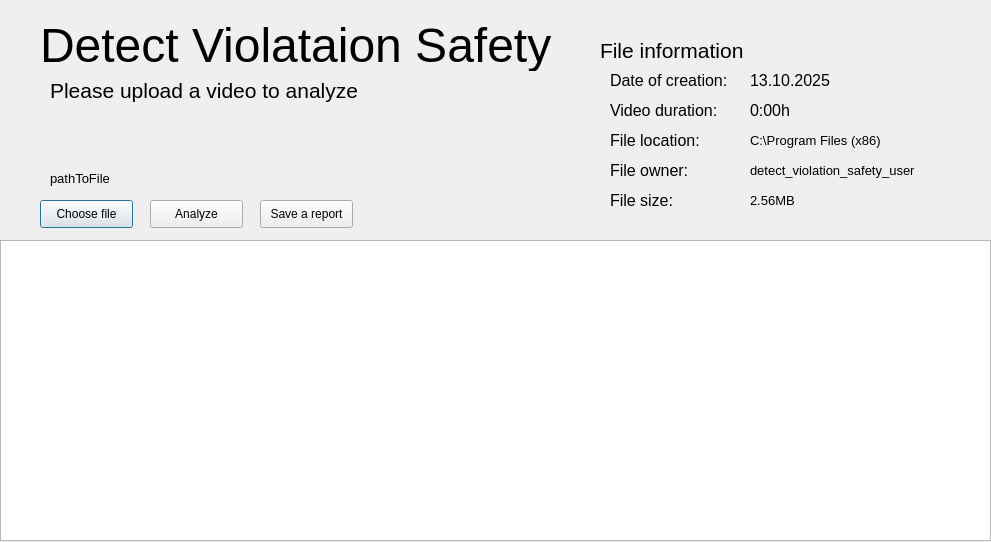
Above: ui.ui from ArtemKucheruk/detect_violation_safety before the change. Below: the same form after it.
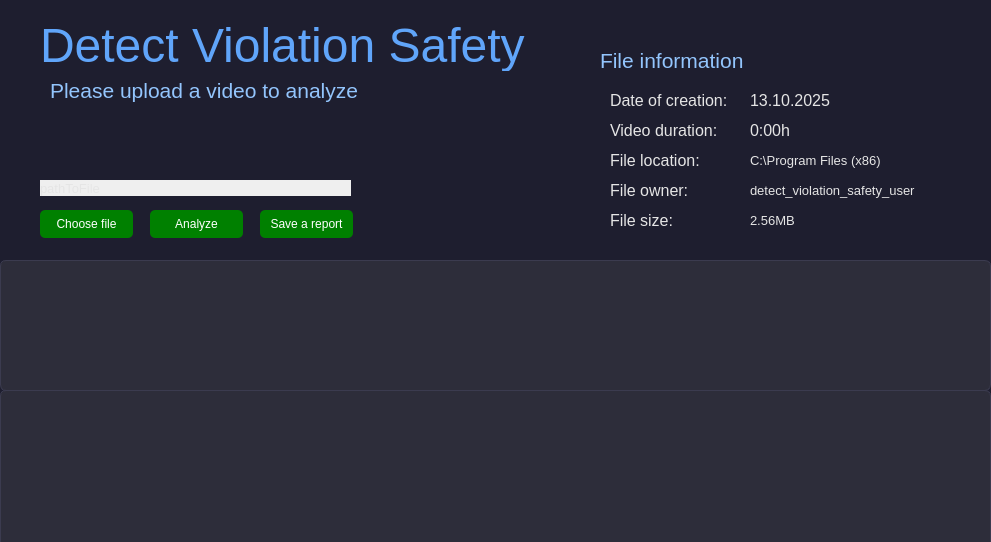
That is the form after the change.

Commit message: ui update & open file explorer. Hotfix required

Patch:
```diff
--- a/ui.ui
+++ b/ui.ui
@@ -16,11 +16,47 @@
   <property name="windowTitle">
    <string>Dialog</string>
   </property>
-  <widget class="QPushButton" name="pushButton">
+  <property name="styleSheet">
+   <string notr="true">
+    QDialog {
+        background-color: #1e1e2f;
+        color: #ffffff;
+    }
+    QLabel {
+        color: #e5e5e5;
+    }
+    QLabel#label {
+        color: #60a5fa;
+    }
+    QLabel#label_2, QLabel#label_3 {
+        color: #93c5fd;
+    }
+    QPushButton {
+        background-color: green;
+        color: white;
+        border-radius: 5px;
+        padding: 5px;
+    }
+    QPushButton:hover {
+        background-color: #2d2d3a;
+    }
+    QPushButton:pressed {
+        background-color: white;
+        color: black;
+    }
+    QTextBrowser {
+        background-color: #2d2d3a;
+        color: #e5e5e5;
+        border: 1px solid #3b3b4f;
+        border-radius: 6px;
+    }
+   </string>
+  </property>
+  <widget class="QPushButton" name="btn_choose_file">
    <property name="geometry">
     <rect>
      <x>40</x>
-     <y>200</y>
+     <y>210</y>
      <width>93</width>
      <height>28</height>
     </rect>
@@ -36,7 +72,7 @@
    <property name="geometry">
     <rect>
      <x>150</x>
-     <y>200</y>
+     <y>210</y>
      <width>93</width>
      <height>28</height>
     </rect>
@@ -49,9 +85,9 @@
    <property name="geometry">
     <rect>
      <x>0</x>
-     <y>240</y>
+     <y>390</y>
      <width>991</width>
-     <height>301</height>
+     <height>161</height>
     </rect>
    </property>
   </widget>
@@ -59,7 +95,7 @@
    <property name="geometry">
     <rect>
      <x>260</x>
-     <y>200</y>
+     <y>210</y>
      <width>93</width>
      <height>28</height>
     </rect>
@@ -83,7 +119,7 @@
     </font>
    </property>
    <property name="text">
-    <string>Detect Violataion Safety</string>
+    <string>Detect Violation Safety</string>
    </property>
   </widget>
   <widget class="QLabel" name="label_2">
@@ -108,7 +144,7 @@
    <property name="geometry">
     <rect>
      <x>600</x>
-     <y>30</y>
+     <y>40</y>
      <width>151</width>
      <height>41</height>
     </rect>
@@ -129,7 +165,7 @@
    <property name="geometry">
     <rect>
      <x>610</x>
-     <y>60</y>
+     <y>80</y>
      <width>151</width>
      <height>41</height>
     </rect>
@@ -147,7 +183,7 @@
    <property name="geometry">
     <rect>
      <x>610</x>
-     <y>90</y>
+     <y>110</y>
      <width>161</width>
      <height>41</height>
     </rect>
@@ -165,7 +201,7 @@
    <property name="geometry">
     <rect>
      <x>610</x>
-     <y>180</y>
+     <y>200</y>
      <width>161</width>
      <height>41</height>
     </rect>
@@ -183,7 +219,7 @@
    <property name="geometry">
     <rect>
      <x>610</x>
-     <y>120</y>
+     <y>140</y>
      <width>161</width>
      <height>41</height>
     </rect>
@@ -201,7 +237,7 @@
    <property name="geometry">
     <rect>
      <x>610</x>
-     <y>150</y>
+     <y>170</y>
      <width>161</width>
      <height>41</height>
     </rect>
@@ -219,7 +255,7 @@
    <property name="geometry">
     <rect>
      <x>750</x>
-     <y>60</y>
+     <y>80</y>
      <width>241</width>
      <height>41</height>
     </rect>
@@ -237,7 +273,7 @@
    <property name="geometry">
     <rect>
      <x>750</x>
-     <y>90</y>
+     <y>110</y>
      <width>241</width>
      <height>41</height>
     </rect>
@@ -255,7 +291,7 @@
    <property name="geometry">
     <rect>
      <x>750</x>
-     <y>120</y>
+     <y>140</y>
      <width>241</width>
      <height>41</height>
     </rect>
@@ -273,7 +309,7 @@
    <property name="geometry">
     <rect>
      <x>750</x>
-     <y>150</y>
+     <y>170</y>
      <width>241</width>
      <height>41</height>
     </rect>
@@ -291,7 +327,7 @@
    <property name="geometry">
     <rect>
      <x>750</x>
-     <y>180</y>
+     <y>200</y>
      <width>241</width>
      <height>41</height>
     </rect>
@@ -308,8 +344,8 @@
   <widget class="QLabel" name="label_14">
    <property name="geometry">
     <rect>
-     <x>50</x>
-     <y>170</y>
+     <x>40</x>
+     <y>180</y>
      <width>311</width>
      <height>16</height>
     </rect>
@@ -326,6 +362,16 @@
     <string>pathToFile</string>
    </property>
   </widget>
+  <widget class="QTextBrowser" name="textBrowser_2">
+   <property name="geometry">
+    <rect>
+     <x>0</x>
+     <y>260</y>
+     <width>991</width>
+     <height>131</height>
+    </rect>
+   </property>
+  </widget>
  </widget>
  <resources/>
  <connections/>
```
Left out of the diff: 16 changed lines with no effect on the pictures. The commit also changes 3 other files.
